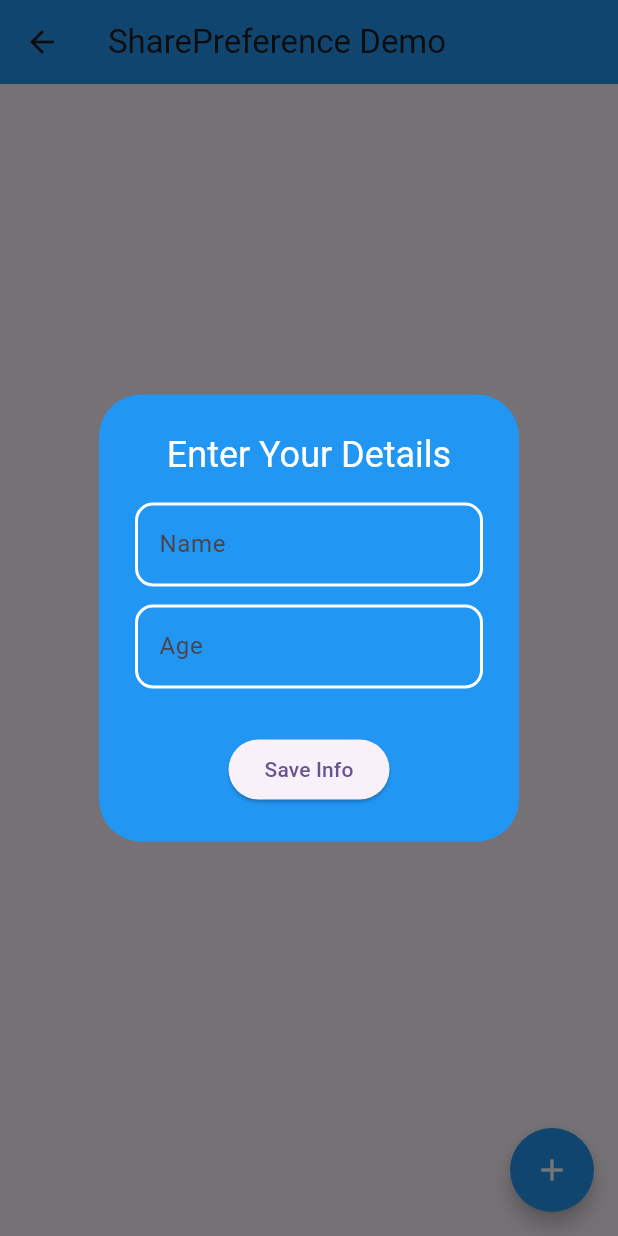
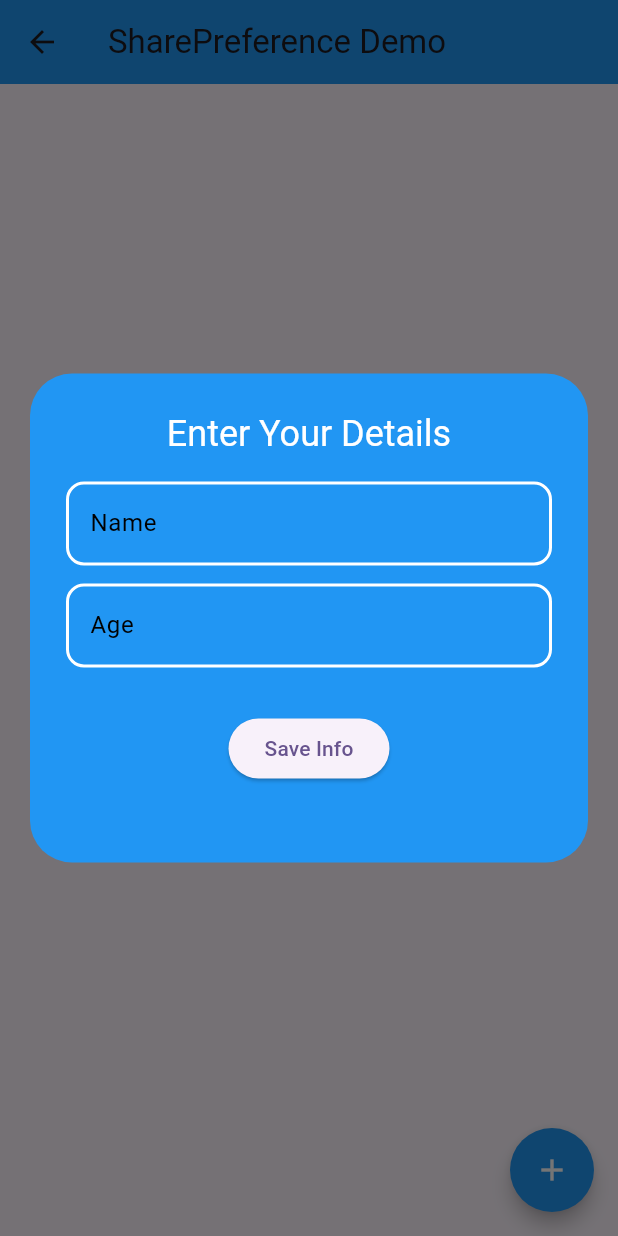
Before and after one commit to EusufUddin8926/Splash_Screen_flutter, a Flutter app: the SharePreference screen opened directly, after a tap on the "add" icon, on a phone screen of 412 x 824 dp. Run offline on Flutter 3.47's test engine with Material 2 defaults, Android fonts, the phone set to English and light mode, and no system bars; our stand-ins replace flare_flutter, introduction_screen, shared_preferences; missing offline and left inert: dart:ffi, flutter_carousel_slider; accounts and stored records are empty.

Commit message:
minor changes

```diff
--- a/lib/share_pref.dart
+++ b/lib/share_pref.dart
@@ -20,6 +20,8 @@ class _SharePreferenceState extends State<SharePreference> {
   List<Details> detailsList = [];
   List<String> detailsListString = [];
   late Future<List<Details>> _detailsList;
+
+
 
   Future<void> _insertDetails(Details details) async {
     var getUserList = await _getDetails();
@@ -68,7 +70,7 @@ class _SharePreferenceState extends State<SharePreference> {
       appBar: AppBar(
           title: const Text("SharePreference Demo"),
           backgroundColor: Colors.blue),
-      body: userList(detailsList: _detailsList),
+      body: UserList(detailsList: _detailsList),
       floatingActionButton: FloatingActionButton(
         onPressed: () {
           _showDialog();
@@ -95,12 +97,10 @@ class _SharePreferenceState extends State<SharePreference> {
           title: const Text("Enter Your Details",
               textAlign: TextAlign.center,
               style: TextStyle(fontSize: 24, color: Colors.white)),
-          content: Column(
-            mainAxisAlignment: MainAxisAlignment.start,
-            mainAxisSize: MainAxisSize.min,
-            children: [
-              Column(
-                mainAxisSize: MainAxisSize.min,
+          content: SizedBox(
+            height: 230,
+            width: MediaQuery.of(context).size.width,
+            child: Column(
               mainAxisAlignment: MainAxisAlignment.start,
               children: [
                 TextField(
@@ -115,7 +115,8 @@ class _SharePreferenceState extends State<SharePreference> {
                           BorderSide(color: Colors.white, width: 2.0),
                           borderRadius: BorderRadius.all(Radius.circular(12))),
                       hintText: "Enter your name",
-                        labelText: "Name"),
+                      labelText: "Name", labelStyle: TextStyle(color: Colors.black))
+                  ,
                 ),
                 const SizedBox(
                   height: 12,
@@ -133,7 +134,7 @@ class _SharePreferenceState extends State<SharePreference> {
                           BorderSide(color: Colors.white, width: 2.0),
                           borderRadius: BorderRadius.all(Radius.circular(12))),
                       hintText: "Enter your age",
-                        labelText: "Age"),
+                      labelText: "Age", labelStyle: TextStyle(color: Colors.black)),
                 ),
                 const SizedBox(height: 30),
                 ElevatedButton(
@@ -149,16 +150,15 @@ class _SharePreferenceState extends State<SharePreference> {
                     child: const Text("Save Info"))
               ],
             ),
-            ],
           ),
         );
       },
     );
   }
 }
-class userList extends StatelessWidget {
+class UserList extends StatelessWidget {
   late Future<List<Details>> detailsList;
-  userList({required this.detailsList});
+  UserList({required this.detailsList});
 
   @override
   Widget build(BuildContext context) {
```
Lines whose indentation alone changed are shown as unchanged.
